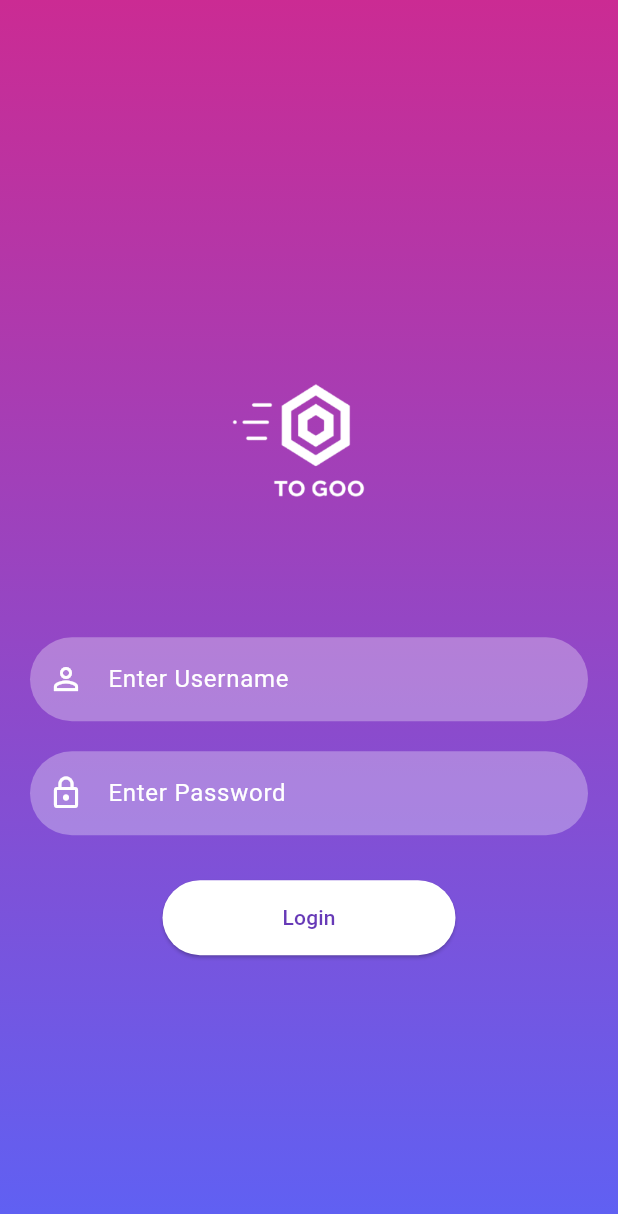
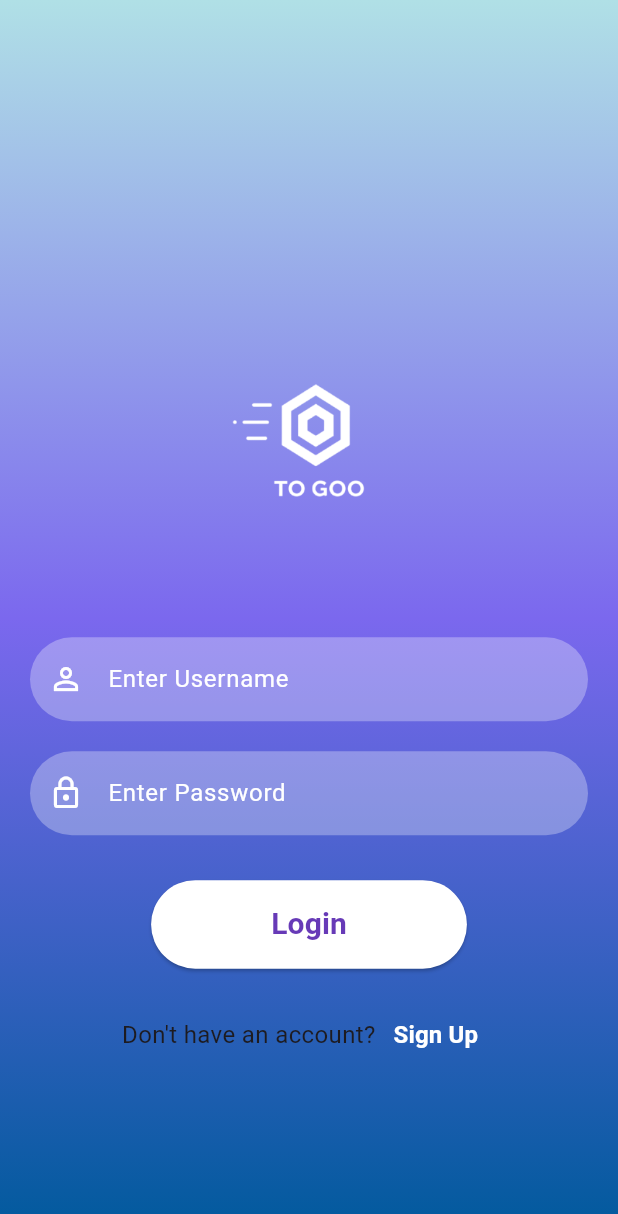
Before and after one commit to harold062/myproject, a Flutter app: the screen it shows after launch, on a phone screen of 412 x 824 dp. Shown: the top 1214 px of the screen. Run offline on Flutter 3.47's test engine with Material 3 defaults, Android fonts, the phone set to English and light mode, and no system bars.

Commit message:
added features

```diff
--- a/lib/main.dart
+++ b/lib/main.dart
@@ -1,5 +1,5 @@
 import 'package:flutter/material.dart';
-import 'package:myproject/login.dart';
+import 'package:myproject/screens/login.dart';
 
 void main() {
   runApp(const MyApp());
--- a/lib/login.dart
+++ b/lib/screens/login.dart
@@ -2,6 +2,7 @@ import 'package:flutter/material.dart';
 import 'package:myproject/colors.dart';
 import 'package:myproject/main.dart';
 import 'package:myproject/reusable_widgets/reusable_widgets.dart';
+import 'package:myproject/screens/signup.dart';
 
 class LogInPage extends StatefulWidget {
   const LogInPage({super.key});
@@ -51,9 +52,9 @@ class _LogInPageState extends State<LogInPage> {
         decoration: BoxDecoration(
           gradient: LinearGradient(
             colors: [
-              hexStringToColor("CB2B93"),
-              hexStringToColor("9546C4"),
-              hexStringToColor("5E61F4"),
+              hexStringToColor("B0E0E6"),
+              hexStringToColor("7B68EE"),
+              hexStringToColor("005A9C"),
             ],
             begin: Alignment.topCenter,
             end: Alignment.bottomCenter,
@@ -98,7 +99,39 @@ class _LogInPageState extends State<LogInPage> {
                       borderRadius: BorderRadius.circular(30.0),
                     ),
                   ),
-                  child: const Text("Login"),
+                  child: const Text(
+                    "Login",
+                    style: TextStyle(fontWeight: FontWeight.bold, fontSize: 20),
+                  ),
+                ),
+                const SizedBox(height: 20),
+                Row(
+                  mainAxisAlignment: MainAxisAlignment.center,
+                  children: <Widget>[
+                    const Text(
+                      "Don't have an account?",
+                      style: TextStyle(fontSize: 16.0),
+                    ),
+                    TextButton(
+                      onPressed: () {
+                        // Navigate to the sign-up page
+                        Navigator.push(
+                          context,
+                          MaterialPageRoute(
+                            builder: (context) => const SignUpPage(),
+                          ),
+                        );
+                      },
+                      child: const Text(
+                        "Sign Up",
+                        style: TextStyle(
+                          color: Colors.white,
+                          fontWeight: FontWeight.bold,
+                          fontSize: 16.0,
+                        ),
+                      ),
+                    ),
+                  ],
                 ),
               ],
             ),
```
Also changed, not shown: lib/screens/signup.dart (added, +152 -0 lines).
